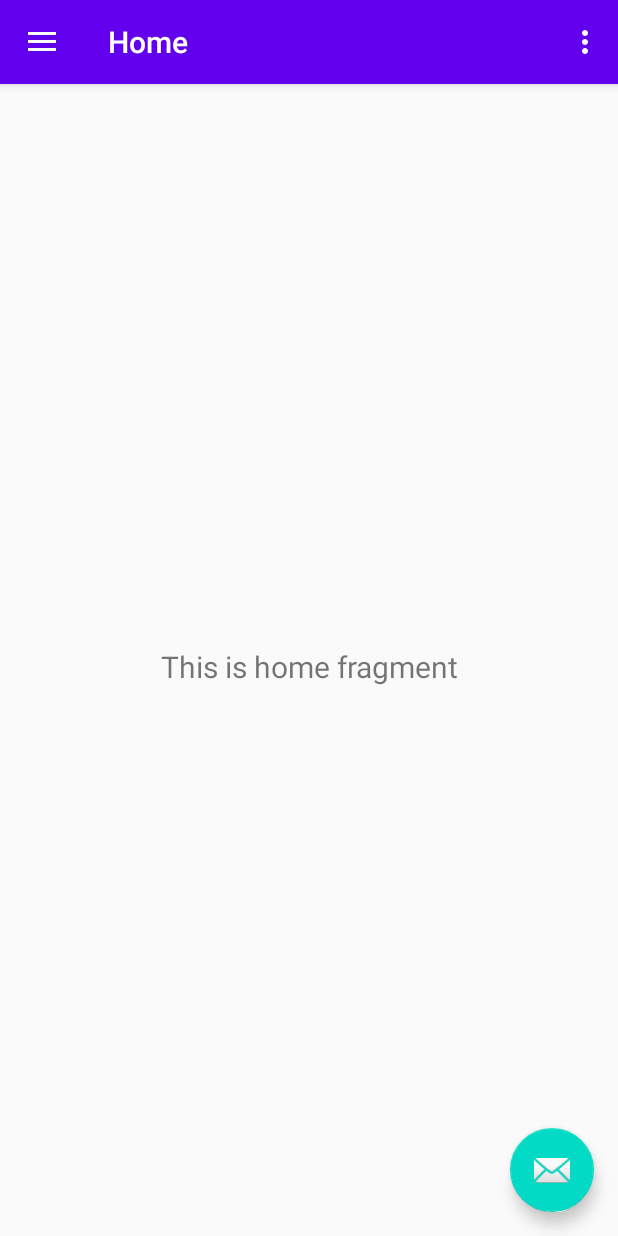
After one commit to annu1239/TutionAttendace, an Android app: the TeacherNavigation screen opened directly, with no data from a screen before it, on a phone screen of 412 x 824 dp. The commit adds this screen. Run offline under Robolectric (Android 15) with nearby library versions, the phone set to English and light mode, and no system bars; our stand-ins replace navigation-ui.

Commit message:
Added Teacher Navigation and Fragment

```diff
--- a/app/src/main/AndroidManifest.xml
+++ b/app/src/main/AndroidManifest.xml
@@ -9,7 +9,11 @@
         android:roundIcon="@mipmap/ic_launcher_round"
         android:supportsRtl="true"
         android:theme="@style/AppTheme">
-        <activity android:name=".Login"></activity>
+        <activity
+            android:name=".TeacherNavigation"
+            android:label="@string/title_activity_teacher_navigation"
+            android:theme="@style/AppTheme.NoActionBar"></activity>
+        <activity android:name=".Login" />
         <activity android:name=".TeacherAdd" />
         <activity
             android:name=".StudentAdd"
--- /dev/null
+++ b/app/src/main/java/com/uuu/tutionattendace/TeacherNavigation.java
@@ -0,0 +1,63 @@
+package com.uuu.tutionattendace;
+
+import android.os.Bundle;
+import android.view.View;
+import android.view.Menu;
+
+import com.google.android.material.floatingactionbutton.FloatingActionButton;
+import com.google.android.material.snackbar.Snackbar;
+import com.google.android.material.navigation.NavigationView;
+
+import androidx.navigation.NavController;
+import androidx.navigation.Navigation;
+import androidx.navigation.ui.AppBarConfiguration;
+import androidx.navigation.ui.NavigationUI;
+import androidx.drawerlayout.widget.DrawerLayout;
+import androidx.appcompat.app.AppCompatActivity;
+import androidx.appcompat.widget.Toolbar;
+
+public class TeacherNavigation extends AppCompatActivity {
+
+    private AppBarConfiguration mAppBarConfiguration;
+
+    @Override
+    protected void onCreate(Bundle savedInstanceState) {
+        super.onCreate(savedInstanceState);
+        setContentView(R.layout.activity_teacher_navigation);
+        Toolbar toolbar = findViewById(R.id.toolbar);
+        setSupportActionBar(toolbar);
+        FloatingActionButton fab = findViewById(R.id.fab);
+        fab.setOnClickListener(new View.OnClickListener() {
+            @Override
+            public void onClick(View view) {
+                Snackbar.make(view, "Replace with your own action", Snackbar.LENGTH_LONG)
+                        .setAction("Action", null).show();
+            }
+        });
+        DrawerLayout drawer = findViewById(R.id.drawer_layout);
+        NavigationView navigationView = findViewById(R.id.nav_view);
+        // Passing each menu ID as a set of Ids because each
+        // menu should be considered as top level destinations.
+        mAppBarConfiguration = new AppBarConfiguration.Builder(
+                R.id.nav_home, R.id.nav_gallery, R.id.nav_slideshow)
+                .setDrawerLayout(drawer)
+                .build();
+        NavController navController = Navigation.findNavController(this, R.id.nav_host_fragment);
+        NavigationUI.setupActionBarWithNavController(this, navController, mAppBarConfiguration);
+        NavigationUI.setupWithNavController(navigationView, navController);
+    }
+
+    @Override
+    public boolean onCreateOptionsMenu(Menu menu) {
+        // Inflate the menu; this adds items to the action bar if it is present.
+        getMenuInflater().inflate(R.menu.teacher_navigation, menu);
+        return true;
+    }
+
+    @Override
+    public boolean onSupportNavigateUp() {
+        NavController navController = Navigation.findNavController(this, R.id.nav_host_fragment);
+        return NavigationUI.navigateUp(navController, mAppBarConfiguration)
+                || super.onSupportNavigateUp();
+    }
+}
--- /dev/null
+++ b/app/src/main/res/drawable/ic_build_black_24dp.xml
@@ -0,0 +1,9 @@
+<vector xmlns:android="http://schemas.android.com/apk/res/android"
+        android:width="24dp"
+        android:height="24dp"
+        android:viewportWidth="24.0"
+        android:viewportHeight="24.0">
+    <path
+        android:fillColor="#FF000000"
+        android:pathData="M22.7,19l-9.1,-9.1c0.9,-2.3 0.4,-5 -1.5,-6.9 -2,-2 -5,-2.4 -7.4,-1.3L9,6 6,9 1.6,4.7C0.4,7.1 0.9,10.1 2.9,12.1c1.9,1.9 4.6,2.4 6.9,1.5l9.1,9.1c0.4,0.4 1,0.4 1.4,0l2.3,-2.3c0.5,-0.4 0.5,-1.1 0.1,-1.4z"/>
+</vector>
--- /dev/null
+++ b/app/src/main/res/layout/activity_teacher_navigation.xml
@@ -0,0 +1,25 @@
+<?xml version="1.0" encoding="utf-8"?>
+<androidx.drawerlayout.widget.DrawerLayout xmlns:android="http://schemas.android.com/apk/res/android"
+    xmlns:app="http://schemas.android.com/apk/res-auto"
+    xmlns:tools="http://schemas.android.com/tools"
+    android:id="@+id/drawer_layout"
+    android:layout_width="match_parent"
+    android:layout_height="match_parent"
+    android:fitsSystemWindows="true"
+    tools:openDrawer="start">
+
+    <include
+        layout="@layout/app_bar_teacher_navigation"
+        android:layout_width="match_parent"
+        android:layout_height="match_parent" />
+
+    <com.google.android.material.navigation.NavigationView
+        android:id="@+id/nav_view"
+        android:layout_width="wrap_content"
+        android:layout_height="match_parent"
+        android:layout_gravity="start"
+        android:fitsSystemWindows="true"
+        app:headerLayout="@layout/nav_header_teacher_navigation"
+        app:menu="@menu/activity_teacher_navigation_drawer" />
+
+</androidx.drawerlayout.widget.DrawerLayout>
--- /dev/null
+++ b/app/src/main/res/layout/app_bar_teacher_navigation.xml
@@ -0,0 +1,33 @@
+<?xml version="1.0" encoding="utf-8"?>
+<androidx.coordinatorlayout.widget.CoordinatorLayout xmlns:android="http://schemas.android.com/apk/res/android"
+    xmlns:app="http://schemas.android.com/apk/res-auto"
+    xmlns:tools="http://schemas.android.com/tools"
+    android:layout_width="match_parent"
+    android:layout_height="match_parent"
+    tools:context=".TeacherNavigation">
+
+    <com.google.android.material.appbar.AppBarLayout
+        android:layout_width="match_parent"
+        android:layout_height="wrap_content"
+        android:theme="@style/AppTheme.AppBarOverlay">
+
+        <androidx.appcompat.widget.Toolbar
+            android:id="@+id/toolbar"
+            android:layout_width="match_parent"
+            android:layout_height="?attr/actionBarSize"
+            android:background="?attr/colorPrimary"
+            app:popupTheme="@style/AppTheme.PopupOverlay" />
+
+    </com.google.android.material.appbar.AppBarLayout>
+
+    <include layout="@layout/content_teacher_navigation" />
+
+    <com.google.android.material.floatingactionbutton.FloatingActionButton
+        android:id="@+id/fab"
+        android:layout_width="wrap_content"
+        android:layout_height="wrap_content"
+        android:layout_gravity="bottom|end"
+        android:layout_margin="@dimen/fab_margin"
+        app:srcCompat="@android:drawable/ic_dialog_email" />
+
+</androidx.coordinatorlayout.widget.CoordinatorLayout>
--- /dev/null
+++ b/app/src/main/res/layout/content_teacher_navigation.xml
@@ -0,0 +1,20 @@
+<?xml version="1.0" encoding="utf-8"?>
+<androidx.constraintlayout.widget.ConstraintLayout xmlns:android="http://schemas.android.com/apk/res/android"
+    xmlns:app="http://schemas.android.com/apk/res-auto"
+    xmlns:tools="http://schemas.android.com/tools"
+    android:layout_width="match_parent"
+    android:layout_height="match_parent"
+    app:layout_behavior="@string/appbar_scrolling_view_behavior"
+    tools:showIn="@layout/app_bar_main">
+
+    <fragment
+        android:id="@+id/nav_host_fragment"
+        android:name="androidx.navigation.fragment.NavHostFragment"
+        android:layout_width="match_parent"
+        android:layout_height="match_parent"
+        app:defaultNavHost="true"
+        app:layout_constraintLeft_toLeftOf="parent"
+        app:layout_constraintRight_toRightOf="parent"
+        app:layout_constraintTop_toTopOf="parent"
+        app:navGraph="@navigation/mobile_navigation" />
+</androidx.constraintlayout.widget.ConstraintLayout>
--- /dev/null
+++ b/app/src/main/res/menu/activity_teacher_navigation_drawer.xml
@@ -0,0 +1,20 @@
+<?xml version="1.0" encoding="utf-8"?>
+<menu xmlns:android="http://schemas.android.com/apk/res/android"
+    xmlns:tools="http://schemas.android.com/tools"
+    tools:showIn="navigation_view">
+
+    <group android:checkableBehavior="single">
+        <item
+            android:id="@+id/navInfo"
+            android:icon="@drawable/ic_menu_camera"
+            android:title="Personal Info" />
+        <item
+            android:id="@+id/navBatchList"
+            android:icon="@drawable/ic_menu_gallery"
+            android:title="Batch List" />
+        <item
+            android:id="@+id/navSettings"
+            android:icon="@drawable/ic_build_black_24dp"
+            android:title="Settings"/>
+    </group>
+</menu>
--- /dev/null
+++ b/app/src/main/res/menu/teacher_navigation.xml
@@ -0,0 +1,9 @@
+<?xml version="1.0" encoding="utf-8"?>
+<menu xmlns:android="http://schemas.android.com/apk/res/android"
+    xmlns:app="http://schemas.android.com/apk/res-auto">
+    <item
+        android:id="@+id/action_settings"
+        android:orderInCategory="100"
+        android:title="@string/action_settings"
+        app:showAsAction="never" />
+</menu>
--- a/app/src/main/res/values/strings.xml
+++ b/app/src/main/res/values/strings.xml
@@ -13,4 +13,8 @@
     <string name="menu_slideshow">Slideshow</string>
 
     <string name="home_second">Home Second</string>
+    <string name="title_activity_teacher_navigation">TeacherNavigation</string>
+
+    <!-- TODO: Remove or change this placeholder text -->
+    <string name="hello_blank_fragment">Hello blank fragment</string>
 </resources>
```
Also changed, not shown: app/src/main/java/com/uuu/tutionattendace/TeacherFragment.java (added, +28 -0 lines), app/src/main/res/layout/fragment_teacher.xml (added, +15 -0 lines), app/src/main/res/layout/nav_header_teacher_navigation.xml (added, +36 -0 lines).
